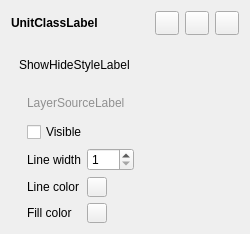
Qt form src/apps/openfluid-builder/spatial/UnitsClassWidget.ui (OpenFLUID/openfluid) before a commit.
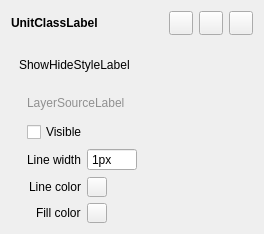
The same form after that commit. Custom widgets are drawn as their Qt base class.

Commit message:
Fix line width double increment in Builder
* Removed the line width spinbox buttons
* Changed the UnitsClassWidget buttons alignment to right

(closes OpenFLUID/openfluid#867)

What changed in the file:
```diff
--- a/src/apps/openfluid-builder/spatial/UnitsClassWidget.ui
+++ b/src/apps/openfluid-builder/spatial/UnitsClassWidget.ui
@@ -6,7 +6,7 @@
    <rect>
     <x>0</x>
     <y>0</y>
-    <width>250</width>
+    <width>264</width>
     <height>234</height>
    </rect>
   </property>
@@ -190,6 +190,9 @@
          </item>
          <item>
           <layout class="QFormLayout" name="formLayout">
+           <property name="labelAlignment">
+            <set>Qt::AlignRight|Qt::AlignTrailing|Qt::AlignVCenter</set>
+           </property>
            <item row="0" column="0">
             <widget class="QLabel" name="LineWidthLabel">
              <property name="text">
@@ -200,22 +203,28 @@
            <item row="0" column="1">
             <widget class="QSpinBox" name="LineWidthSpinBox">
              <property name="sizePolicy">
-              <sizepolicy hsizetype="Maximum" vsizetype="Fixed">
+              <sizepolicy hsizetype="Expanding" vsizetype="Fixed">
                <horstretch>0</horstretch>
                <verstretch>0</verstretch>
               </sizepolicy>
              </property>
              <property name="maximumSize">
               <size>
-               <width>16777215</width>
+               <width>50</width>
                <height>16777215</height>
               </size>
              </property>
+             <property name="buttonSymbols">
+              <enum>QAbstractSpinBox::NoButtons</enum>
+             </property>
+             <property name="suffix">
+              <string notr="true">px</string>
+             </property>
              <property name="minimum">
               <number>1</number>
              </property>
              <property name="maximum">
-              <number>400</number>
+              <number>100</number>
              </property>
             </widget>
            </item>
```
